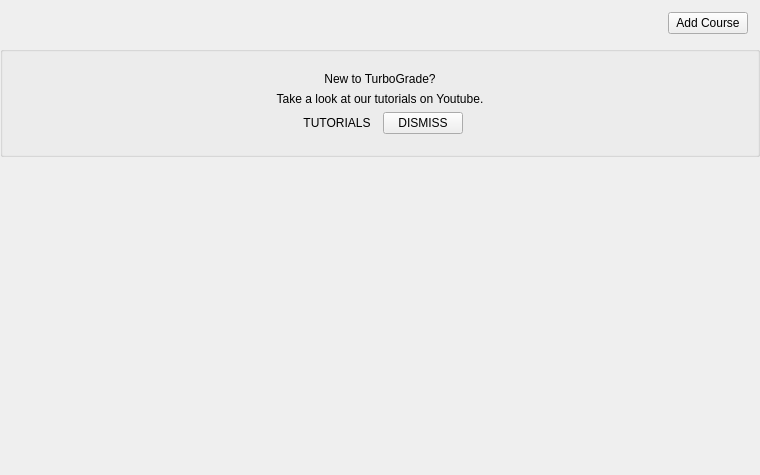
Before: the Qt Designer form TurboGrade/ui/dashboard.ui in wassgha/TurboGrade, drawn with Qt 5.
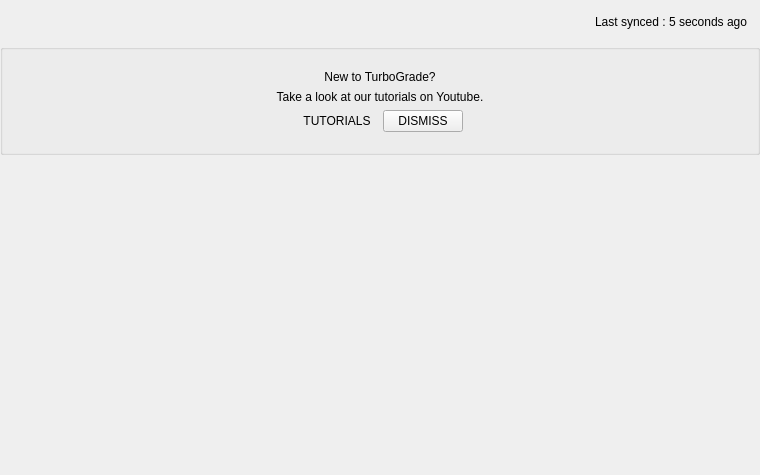
After: the same form once the commit is applied. Icons and pictures are not drawn.

Commit message: Added place holder for "last synced"

```diff
--- a/TurboGrade/ui/dashboard.ui
+++ b/TurboGrade/ui/dashboard.ui
@@ -141,19 +141,9 @@
       </spacer>
      </item>
      <item>
-      <widget class="QPushButton" name="add">
+      <widget class="QLabel" name="last_synced">
        <property name="text">
-        <string>Add Course</string>
-       </property>
-       <property name="icon">
-        <iconset resource="resources.qrc">
-         <normaloff>:/misc/res/course.png</normaloff>:/misc/res/course.png</iconset>
-       </property>
-       <property name="iconSize">
-        <size>
-         <width>16</width>
-         <height>16</height>
-        </size>
+        <string>Last synced : 5 seconds ago</string>
        </property>
       </widget>
      </item>
```
Left out of the diff: 4 changed lines with no effect on the pictures. The commit also changes 1 other file.
